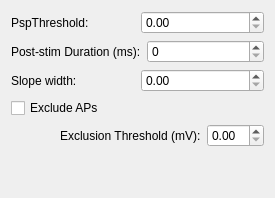
Old version of the form lib/analysis/StdpCtrlTemplate.ui in the repository acq4/acq4.
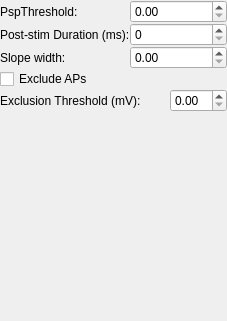
New version of the form. Custom widgets are drawn as their Qt base class.

Commit message: STDP analysis is now producing data.

What changed in the file:
```diff
--- a/lib/analysis/StdpCtrlTemplate.ui
+++ b/lib/analysis/StdpCtrlTemplate.ui
@@ -6,56 +6,50 @@
    <rect>
     <x>0</x>
     <y>0</y>
-    <width>275</width>
-    <height>198</height>
+    <width>227</width>
+    <height>321</height>
    </rect>
   </property>
   <property name="windowTitle">
    <string>Form</string>
   </property>
   <layout class="QGridLayout" name="gridLayout">
-   <item row="0" column="0" colspan="2">
-    <layout class="QHBoxLayout" name="horizontalLayout">
-     <item>
+   <property name="margin">
+    <number>0</number>
+   </property>
+   <property name="spacing">
+    <number>0</number>
+   </property>
+   <item row="0" column="0">
       <widget class="QLabel" name="label">
        <property name="text">
         <string>PspThreshold:</string>
        </property>
       </widget>
      </item>
-     <item>
+   <item row="0" column="1" colspan="2">
       <widget class="QDoubleSpinBox" name="thresholdSpin"/>
      </item>
-    </layout>
-   </item>
-   <item row="1" column="0" colspan="2">
-    <layout class="QHBoxLayout" name="horizontalLayout_2">
-     <item>
+   <item row="1" column="0">
       <widget class="QLabel" name="label_2">
        <property name="text">
         <string>Post-stim Duration (ms):</string>
        </property>
       </widget>
      </item>
-     <item>
+   <item row="1" column="1" colspan="2">
       <widget class="QSpinBox" name="durationSpin"/>
      </item>
-    </layout>
-   </item>
-   <item row="2" column="0" colspan="2">
-    <layout class="QHBoxLayout" name="horizontalLayout_5">
-     <item>
+   <item row="2" column="0">
       <widget class="QLabel" name="label_4">
        <property name="text">
         <string>Slope width:</string>
        </property>
       </widget>
      </item>
-     <item>
+   <item row="2" column="1" colspan="2">
       <widget class="SpinBox" name="slopeWidthSpin"/>
      </item>
-    </layout>
-   </item>
    <item row="3" column="0">
     <widget class="QCheckBox" name="apExclusionCheck">
      <property name="text">
@@ -64,45 +58,24 @@
     </widget>
    </item>
    <item row="4" column="0" colspan="2">
-    <layout class="QHBoxLayout" name="horizontalLayout_4">
-     <item>
-      <spacer name="horizontalSpacer">
-       <property name="orientation">
-        <enum>Qt::Horizontal</enum>
-       </property>
-       <property name="sizeHint" stdset="0">
-        <size>
-         <width>40</width>
-         <height>20</height>
-        </size>
-       </property>
-      </spacer>
-     </item>
-     <item>
       <widget class="QLabel" name="label_3">
        <property name="text">
         <string>Exclusion Threshold (mV):</string>
        </property>
       </widget>
      </item>
-     <item>
-      <layout class="QHBoxLayout" name="horizontalLayout_3">
-       <item>
+   <item row="4" column="2">
         <widget class="QDoubleSpinBox" name="apthresholdSpin"/>
        </item>
-      </layout>
-     </item>
-    </layout>
-   </item>
-   <item row="5" column="1">
+   <item row="5" column="0">
     <spacer name="verticalSpacer">
      <property name="orientation">
       <enum>Qt::Vertical</enum>
      </property>
      <property name="sizeHint" stdset="0">
       <size>
-       <width>58</width>
-       <height>3</height>
+       <width>20</width>
+       <height>40</height>
       </size>
      </property>
     </spacer>
```
Lines whose indentation alone changed are shown as unchanged. The commit also changes 12 other files.
